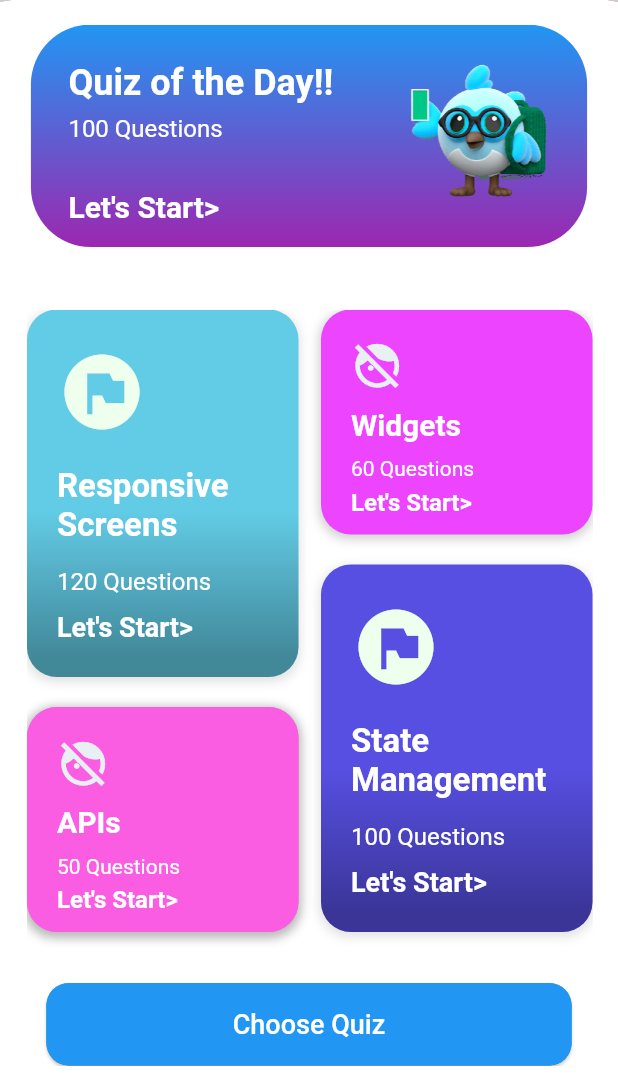
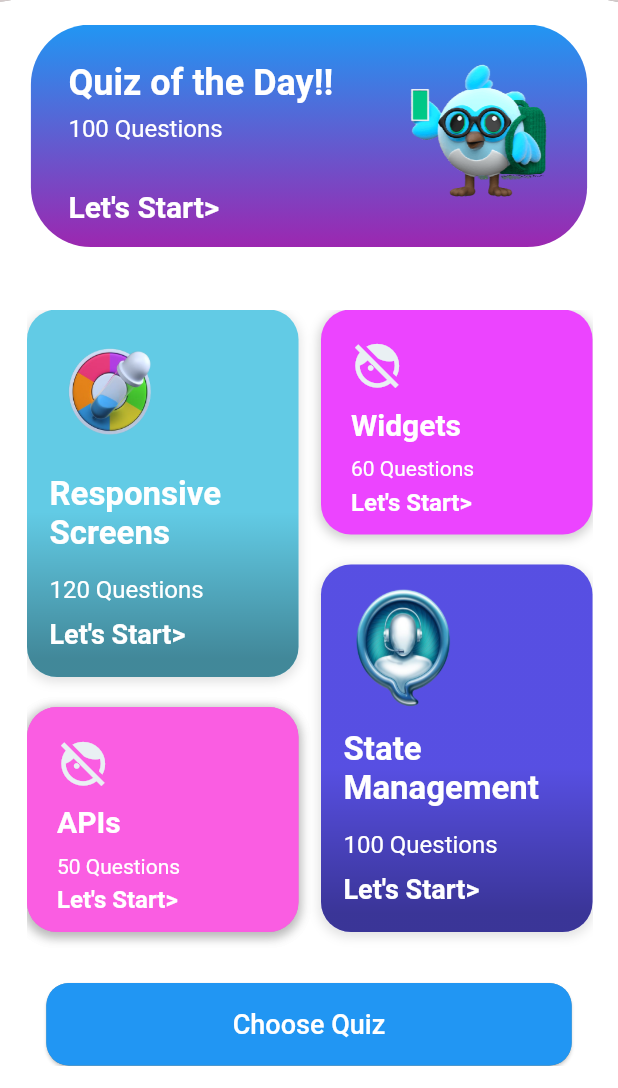
Before and after one commit to iluv27/flutter_trivia, a Flutter app: the QuizHomeScreen screen opened directly, on a phone screen of 412 x 824 dp, the part 148-1236 px from its top. Run offline on Flutter 3.47's test engine with Material 2 defaults, Android fonts, the light colour scheme and no system bars; drawn by our look-alikes of flutter_layout_grid; our stand-ins replace animated_text_kit.

Commit message:
New commit

```diff
--- a/lib/home/first_screen.dart
+++ b/lib/home/first_screen.dart
@@ -239,12 +239,14 @@ class LongCard extends StatelessWidget {
       required this.title,
       required this.image,
       required this.textQuestion,
-      required this.color});
+      required this.color,
+      required this.scale});
 
   final String title;
   final String image;
   final Color color;
   final String textQuestion;
+  final double scale;
 
   @override
   Widget build(BuildContext context) {
@@ -280,19 +282,23 @@ class LongCard extends StatelessWidget {
             ),
           ),
           child: Padding(
-            padding: const EdgeInsets.only(left: 20.0, top: 25),
+            padding: const EdgeInsets.only(left: 0.0, top: 10),
             child: Column(
               crossAxisAlignment: CrossAxisAlignment.start,
               children: [
-                const Icon(
-                  Icons.flag_circle,
-                  size: 60,
-                  color: Color.fromARGB(255, 238, 255, 237),
+                Image.asset(
+                  image,
+                  scale: scale,
+                  fit: BoxFit.fill,
+                  width: 110,
+                  height: 90,
                 ),
                 const SizedBox(
-                  height: 20,
+                  height: 10,
                 ),
-                Text(
+                Padding(
+                  padding: const EdgeInsets.only(left: 15.0),
+                  child: Text(
                     title,
                     style: const TextStyle(
                       color: Colors.white,
@@ -300,10 +306,13 @@ class LongCard extends StatelessWidget {
                       fontWeight: FontWeight.bold,
                     ),
                   ),
+                ),
                 const SizedBox(
                   height: 15,
                 ),
-                Text(
+                Padding(
+                  padding: const EdgeInsets.only(left: 15.0),
+                  child: Text(
                     textQuestion,
                     style: const TextStyle(
                       color: Colors.white,
@@ -311,15 +320,19 @@ class LongCard extends StatelessWidget {
                       fontWeight: FontWeight.w400,
                     ),
                   ),
+                ),
                 const SizedBox(
                   height: 10,
                 ),
-                const Text(
+                const Padding(
+                  padding: EdgeInsets.only(left: 15.0),
+                  child: Text(
                     'Let\'s Start>',
                     style: TextStyle(
                       color: Colors.white,
                       fontSize: 18.0,
                       fontWeight: FontWeight.w700,
+                    ),
                   ),
                 ),
               ],
@@ -367,7 +380,8 @@ class PietPainting extends StatelessWidget {
 
               gridArea('A').containing(const LongCard(
                 title: 'Responsive Screens',
-                image: 'image/image122.jpg',
+                image: 'images/icon1.png',
+                scale: 4,
                 color: Color.fromARGB(255, 109, 226, 255),
                 textQuestion: '120 Questions',
               )),
@@ -397,25 +411,28 @@ class PietPainting extends StatelessWidget {
               )),
               gridArea('b').containing(const LongCard(
                 title: 'State Management',
-                image: 'image/image122.jpg',
+                image: 'images/icon2.png',
+                scale: 1,
                 color: Color.fromARGB(255, 97, 88, 252),
                 textQuestion: '100 Questions',
               )),
               gridArea('c').containing(const LongCard(
                 title: 'Flutter Layout',
-                image: 'image/image122.jpg',
+                image: 'images/icon3.png',
+                scale: 9,
                 color: Color.fromARGB(255, 88, 145, 252),
                 textQuestion: '120 Questions',
               )),
               gridArea('C').containing(const ShortCard(
                 title: 'Hot Reload',
-                image: 'image/image122.jpg',
+                image: 'images/icon3.png',
                 color: Color.fromARGB(255, 224, 93, 250),
                 textQuestion: '50 Questions',
               )),
               gridArea('D').containing(const LongCard(
                 title: 'Scrollable Views',
-                image: 'image/image122.jpg',
+                image: 'images/icon4.png',
+                scale: 9,
                 color: Color.fromARGB(255, 109, 226, 255),
                 textQuestion: '50 Questions',
               )),
```
Also changed, not shown: images/icon1.png (added), images/icon2.png (added), images/icon3.png (added), images/icon4.png (added). Lines whose indentation alone changed are shown as unchanged.
